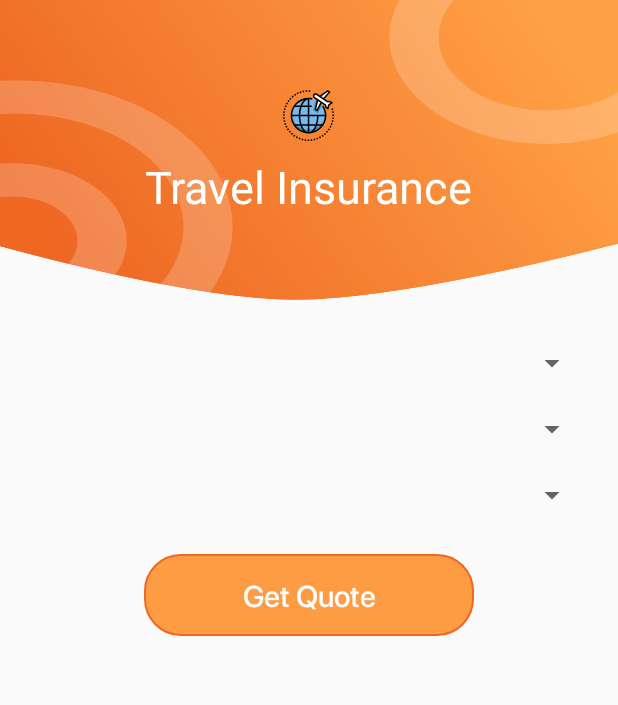
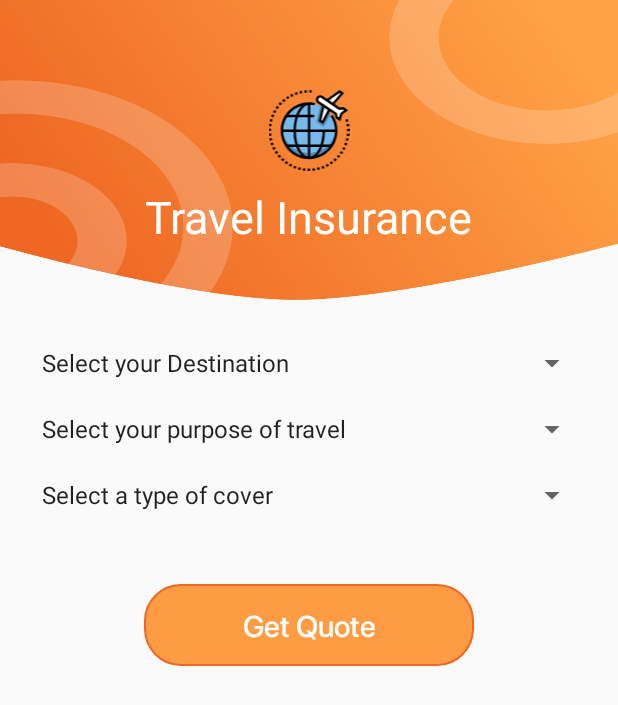
Before and after one commit to muhunyu60/CemesInsurance, an Android app: the fragment Fragment_Travel_Insurance placed in its activity, on a phone screen of 412 x 824 dp. Shown: the top 705 px of the screen. Run offline under Robolectric (Android 15) with nearby library versions, the phone set to English and light mode, and no system bars; our stand-ins replace Volley; network calls fail; Roboto replaces fonts that are not available here; 1 statement that could not run was skipped.

Commit message:
Populating Spinners

```diff
--- a/app/src/main/java/fragment/Fragment_Travel_Insurance.java
+++ b/app/src/main/java/fragment/Fragment_Travel_Insurance.java
@@ -5,11 +5,17 @@ import android.support.v4.app.Fragment;
 import android.view.LayoutInflater;
 import android.view.View;
 import android.view.ViewGroup;
+import android.widget.ArrayAdapter;
+import android.widget.Button;
+import android.widget.Spinner;
 
 import com.cemesinsurance.cemes_customer.R;
 
 
 public class Fragment_Travel_Insurance extends Fragment {
+    private Spinner destinationSpinner;
+    private Spinner travelPurposeSpinner;
+    private Spinner coverTypeSpinner;
 
     public Fragment_Travel_Insurance() {
         // Required empty public constructor
@@ -20,6 +26,25 @@ public class Fragment_Travel_Insurance extends Fragment {
     public View onCreateView(LayoutInflater inflater, ViewGroup container,
                              Bundle savedInstanceState) {
         // Inflate the layout for this fragment
-        return inflater.inflate(R.layout.fragment_travel_insurance, container, false);
+        View view = inflater.inflate(R.layout.fragment_travel_insurance, container, false);
+
+        // Initialise the views
+        destinationSpinner = view.findViewById(R.id.destinationSpinner);
+        travelPurposeSpinner = view.findViewById(R.id.travelPurposeSpinner);
+        coverTypeSpinner = view.findViewById(R.id.coverTypeSpinner);
+
+        // Adapters for each of the spinner
+        ArrayAdapter<CharSequence> destinationsAdapter = ArrayAdapter.createFromResource(view.getContext(), R.array.travel_destination, android.R.layout.simple_spinner_item);
+        destinationsAdapter.setDropDownViewResource(android.R.layout.simple_spinner_dropdown_item);
+        destinationSpinner.setAdapter(destinationsAdapter);
+
+        ArrayAdapter<CharSequence> travelPurposeAdapter = ArrayAdapter.createFromResource(view.getContext(), R.array.travel_purpose, android.R.layout.simple_spinner_item);
+        travelPurposeAdapter.setDropDownViewResource(android.R.layout.simple_spinner_dropdown_item);
+        travelPurposeSpinner.setAdapter(travelPurposeAdapter);
+
+        ArrayAdapter<CharSequence> coverTypeAdapter = ArrayAdapter.createFromResource(view.getContext(), R.array.cover_type, android.R.layout.simple_spinner_item);
+        coverTypeAdapter.setDropDownViewResource(android.R.layout.simple_spinner_dropdown_item);
+        coverTypeSpinner.setAdapter(coverTypeAdapter);
+        return view;
     }
 }
--- a/app/src/main/res/layout/fragment_travel_insurance.xml
+++ b/app/src/main/res/layout/fragment_travel_insurance.xml
@@ -12,10 +12,10 @@
         android:background="@drawable/group92" >
 
         <ImageView
+            android:layout_width="84dp"
+            android:layout_height="54dp"
+            android:layout_gravity="center"
             android:layout_marginTop="60dp"
-            android:layout_width="35dp"
-            android:layout_height="34dp"
-            android:layout_gravity="center"
             android:src="@drawable/ic_flight" />
 
         <TextView
@@ -39,8 +39,7 @@
         <android.support.constraint.ConstraintLayout
             android:layout_width="match_parent"
             android:layout_height="wrap_content"
-            android:id="@+id/motorConstraintLayout"
-            android:animateLayoutChanges="true" >
+            android:id="@+id/motorConstraintLayout" >
 
             <Spinner
                 android:id="@+id/destinationSpinner"
@@ -86,7 +85,7 @@
                 android:id="@+id/get_quote"
                 android:layout_width="220dp"
                 android:layout_height="wrap_content"
-                android:layout_marginTop="27dp"
+                android:layout_marginTop="47dp"
                 android:background="@drawable/rect_btn_purple"
                 android:gravity="center"
                 android:paddingTop="13dp"
--- a/app/src/main/res/values/strings.xml
+++ b/app/src/main/res/values/strings.xml
@@ -44,4 +44,26 @@ improving!"</string>
         <item>Up to 40,000,000</item>
     </string-array>
 
+    <string-array name="travel_destination">
+        <item>Select your Destination</item>
+        <item>Africa</item>
+        <item>Asia</item>
+        <item>Europe</item>
+        <item>USA and Canada</item>
+        <item>Worldwide</item>
+    </string-array>
+
+    <string-array name="travel_purpose">
+        <item>Select your purpose of travel</item>
+        <item>Leisure</item>
+        <item>Education/Work</item>
+        <item>Medical Reason</item>
+    </string-array>
+
+    <string-array name="cover_type">
+        <item>Select a type of cover</item>
+        <item>Single Trip</item>
+        <item>Annual</item>
+    </string-array>
+
 </resources>
```
